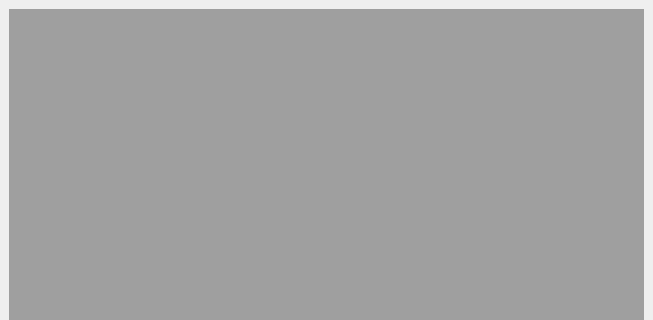
Qt form qt_generated/BrowserMain.ui (keryil/leaparticulatorqt) before a commit; both pictures show x 0 to 653 and y 0 to 320 of the 653 by 475 pixel window.
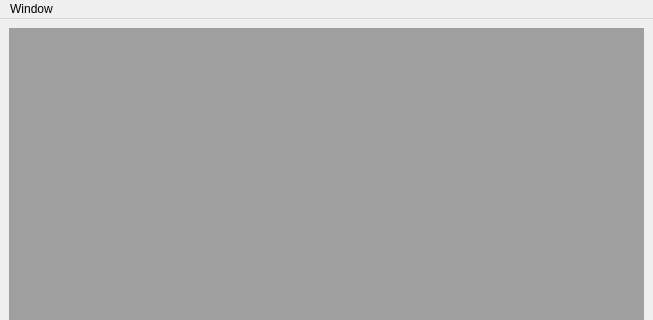
The same form after that commit.

Commit message: Switching to a combination of MDI windows (for plots) and docked windows (for everything else).

The edit to the form file:
```diff
--- a/qt_generated/BrowserMain.ui
+++ b/qt_generated/BrowserMain.ui
@@ -35,6 +35,13 @@
      <height>22</height>
     </rect>
    </property>
+   <widget class="QMenu" name="menuWindow">
+    <property name="title">
+     <string>Window</string>
+    </property>
+    <addaction name="actionTile_windows"/>
+   </widget>
+   <addaction name="menuWindow"/>
   </widget>
   <widget class="QStatusBar" name="statusbar"/>
  </widget>
```
Left out of the diff: 24 changed lines with no effect on the pictures. The commit also changes 1 other file.
